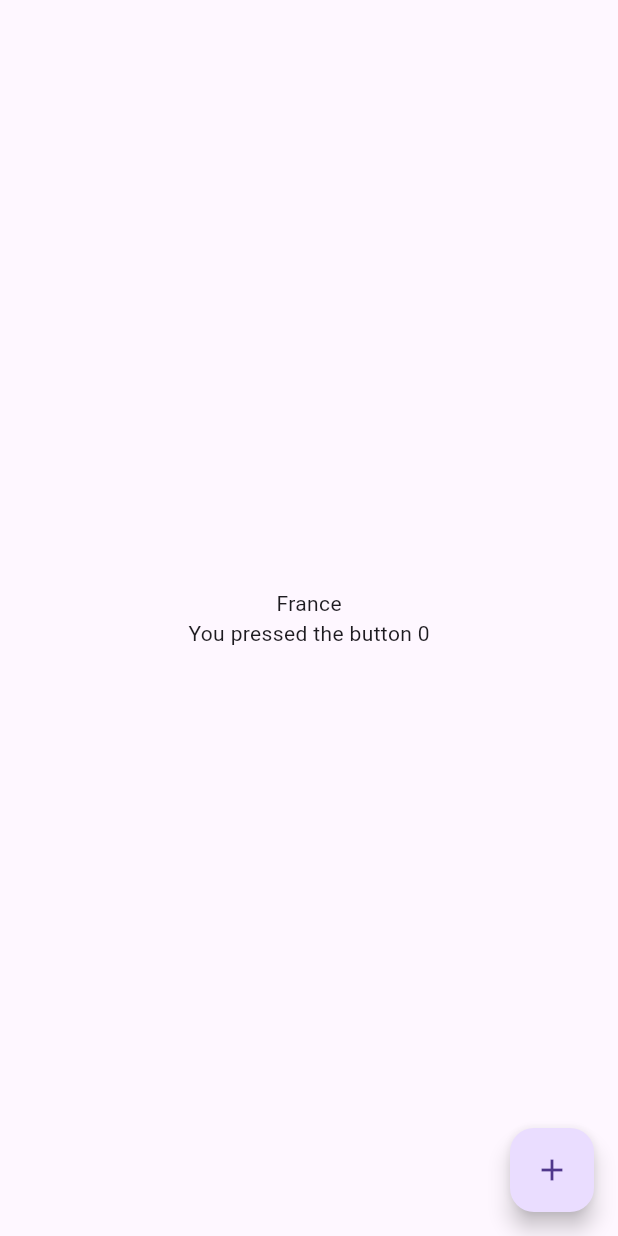
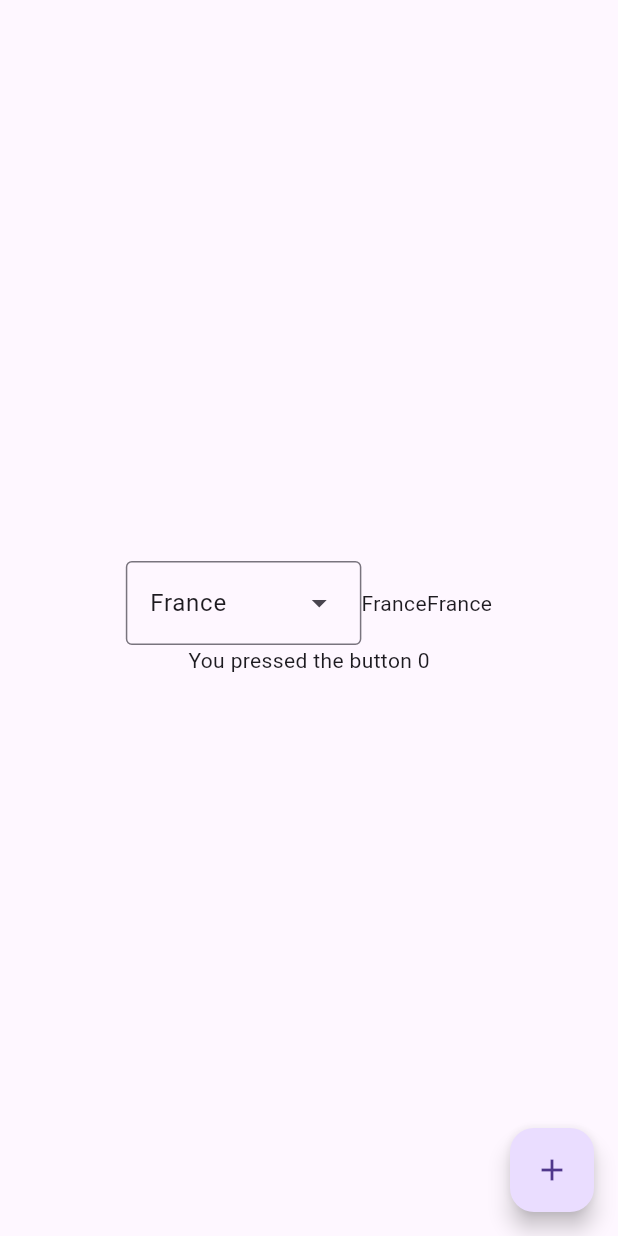
Before and after one commit to KLEAK-Development/controller, a Flutter app: the screen it shows after launch, on a phone screen of 412 x 824 dp. Run offline on Flutter 3.47's test engine with Material 3 defaults, Android fonts, the phone set to English and light mode, and no system bars.

Commit message:
lot of simplification

```diff
--- a/example/lib/main.dart
+++ b/example/lib/main.dart
@@ -1,7 +1,7 @@
 import 'package:controller/controller.dart';
 import 'package:flutter/material.dart';
 
-class CounterController extends Controller {
+class CounterController extends ChangeNotifier {
   int _count;
 
   CounterController({final int initialValue = 0}) : _count = initialValue;
@@ -14,12 +14,17 @@ class CounterController extends Controller {
   }
 }
 
-class CountryController extends Controller {
+class CountryNotifier extends ChangeNotifier {
   String _country;
 
-  CountryController({final String country = 'France'}) : _country = country;
+  CountryNotifier({final String country = 'France'}) : _country = country;
 
   String get country => _country;
+
+  set country(String value) {
+    _country = value;
+    notifyListeners();
+  }
 }
 
 void main() {
@@ -40,10 +45,10 @@ class _InjectionState extends State<Injection> {
 
   @override
   Widget build(BuildContext context) {
-    return Provider<String>(
-      value: 'France',
-      child: ControllerProvider(
-        controller: counterController,
+    return Provider<CountryNotifier>(
+      value: CountryNotifier(),
+      child: Provider(
+        value: counterController,
         child: widget.child,
       ),
     );
@@ -68,18 +73,37 @@ class Home extends StatelessWidget {
 
   @override
   Widget build(BuildContext context) {
-    final country = context.read<String>();
+    final countryNotifier = context.read<CountryNotifier>();
 
     return Scaffold(
       body: Center(
         child: Column(
           mainAxisSize: MainAxisSize.min,
           children: [
-            Text(country),
-            ControllerListenable<CounterController>(
-              builder: (context, counterController) {
-                return Text(
-                    'You pressed the button ${counterController.count}');
+            Row(
+              mainAxisSize: MainAxisSize.min,
+              children: [
+                DropdownMenu(
+                  initialSelection: 'France',
+                  onSelected: (selectedValue) {
+                    final countryNotifier = context.read<CountryNotifier>();
+                    countryNotifier.country = selectedValue ?? 'France';
+                  },
+                  dropdownMenuEntries: const [
+                    DropdownMenuEntry(value: 'France', label: 'France'),
+                    DropdownMenuEntry(value: 'Germany', label: 'Germany'),
+                  ],
+                ),
+                Consumer<CountryNotifier>(
+                  builder: (_, countryNotifier, child) =>
+                      Text(countryNotifier.country),
+                ),
+                Text(countryNotifier.country),
+              ],
+            ),
+            Consumer<CounterController>(
+              builder: (context, counterNotifier, child) {
+                return Text('You pressed the button ${counterNotifier.count}');
               },
             ),
           ],
@@ -88,7 +112,7 @@ class Home extends StatelessWidget {
       floatingActionButton: FloatingActionButton(
         child: const Icon(Icons.add),
         onPressed: () {
-          final counterController = context.ofType<CounterController>();
+          final counterController = context.read<CounterController>();
           counterController.increment();
         },
       ),
```
Also changed, not shown: lib/controller.dart (+25 -54 lines).
